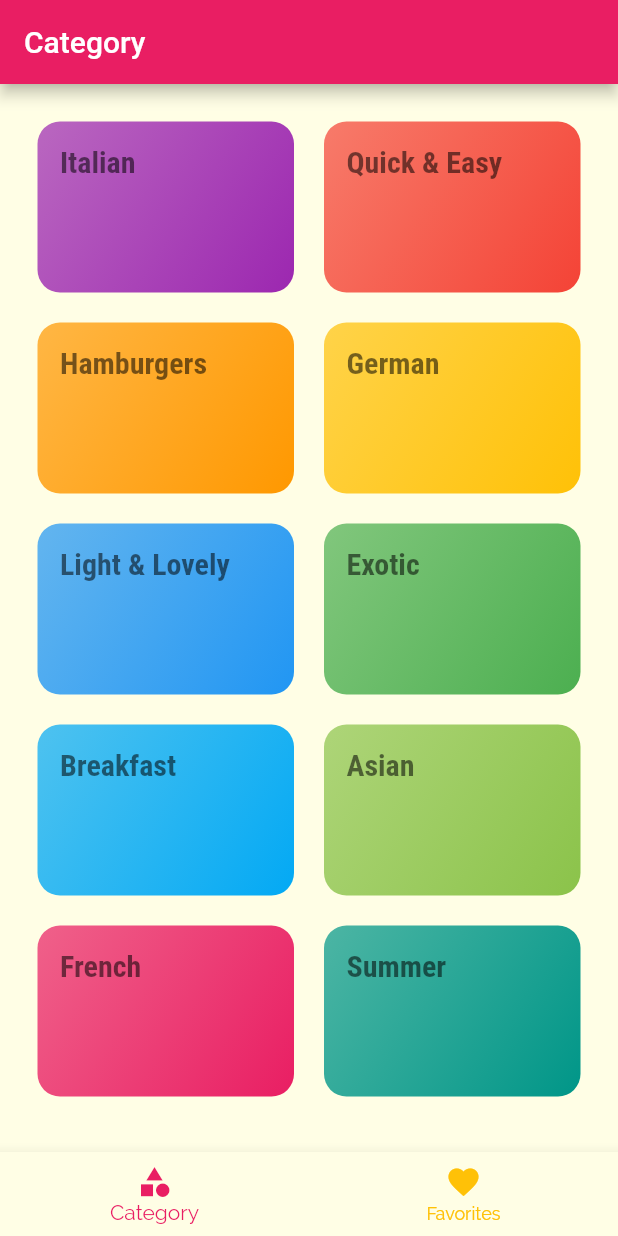
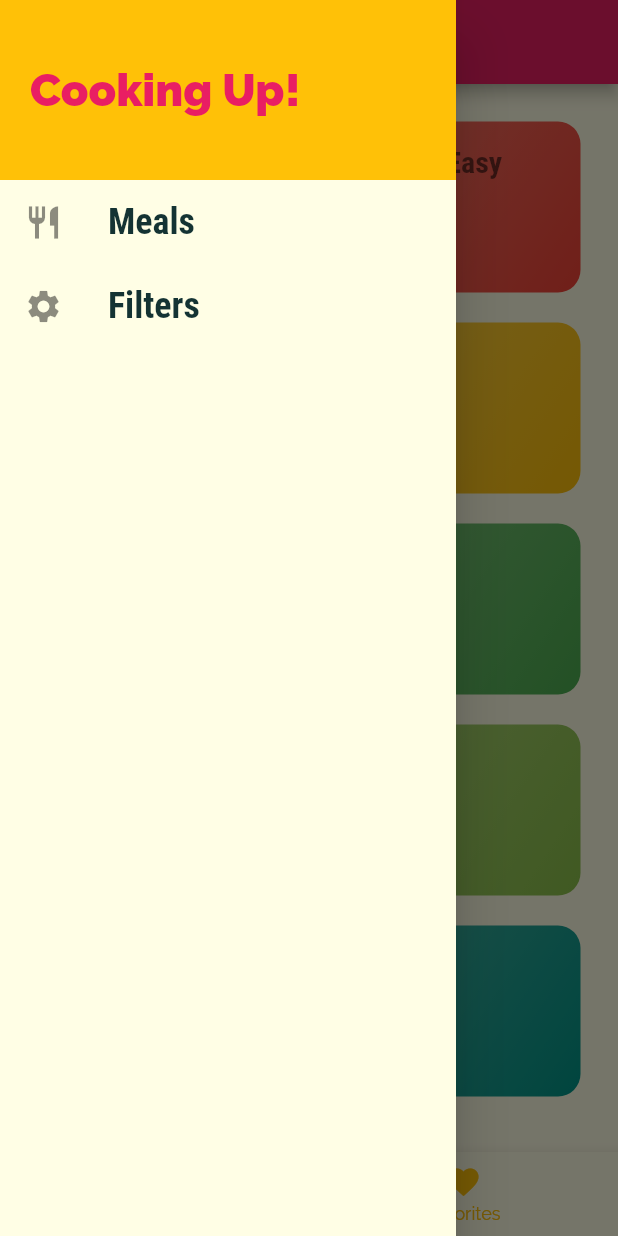
Before and after one commit to mahmudulshuvo/MealApp, a Flutter app: the screen it shows after launch, with the side drawer open (before the commit the screen has no drawer), on a phone screen of 412 x 824 dp. Run offline on Flutter 3.47's test engine with Material 2 defaults, Android fonts, the phone set to English and light mode, and no system bars.

Commit message:
Add drawer

```diff
--- a/lib/screens/tabs_screen.dart
+++ b/lib/screens/tabs_screen.dart
@@ -1,4 +1,5 @@
 import 'package:flutter/material.dart';
+import 'package:meal_app/widgets/main_drawer.dart';
 
 import 'favorite_screen.dart';
 import 'categories_screen.dart';
@@ -30,6 +31,7 @@ class _TabsScreenState extends State<TabsScreen> {
         title: Text(_pages[_selectedIndex]['title']),
       ),
       body: _pages[_selectedIndex]['page'],
+      drawer: const MainDrawer(),
       bottomNavigationBar: BottomNavigationBar(
         selectedItemColor: Theme.of(context).colorScheme.primary,
         unselectedItemColor: Theme.of(context).colorScheme.secondary,
--- /dev/null
+++ b/lib/widgets/main_drawer.dart
@@ -0,0 +1,58 @@
+import 'package:flutter/material.dart';
+
+class MainDrawer extends StatelessWidget {
+  const MainDrawer({Key? key}) : super(key: key);
+
+  Widget buildListTile(String title, IconData icon) {
+    return ListTile(
+      leading: Icon(
+        icon,
+        size: 26,
+      ),
+      title: Text(
+        title,
+        style: const TextStyle(
+          fontFamily: 'RobotoCondensed',
+          fontSize: 24,
+          fontWeight: FontWeight.bold,
+        ),
+      ),
+      onTap: () {
+        // ...
+      },
+    );
+  }
+
+  @override
+  Widget build(BuildContext context) {
+    return Drawer(
+      child: ListView(
+        padding: EdgeInsets.zero,
+        children: <Widget>[
+          Container(
+            height: 120,
+            width: double.infinity,
+            padding: const EdgeInsets.all(20),
+            alignment: Alignment.centerLeft,
+            color: Theme.of(context).colorScheme.secondary,
+            child: Text(
+              'Cooking Up!',
+              style: TextStyle(
+                  fontWeight: FontWeight.w900,
+                  fontSize: 30,
+                  color: Theme.of(context).primaryColor),
+            ),
+          ),
+          buildListTile(
+            'Meals',
+            Icons.restaurant,
+          ),
+          buildListTile(
+            'Filters',
+            Icons.settings,
+          ),
+        ],
+      ),
+    );
+  }
+}
```
